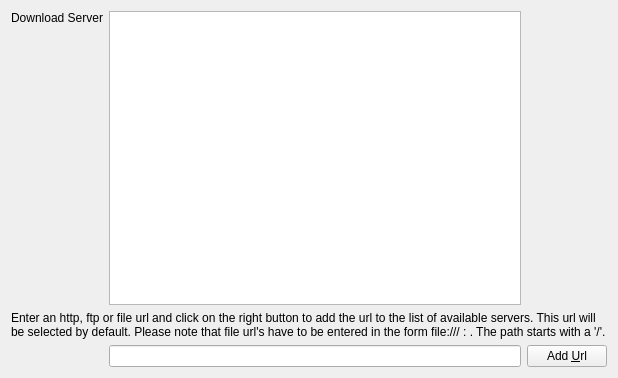
Old version of the form gui/mirrorsettingspage.ui in the repository KDE/kdewin-installer.
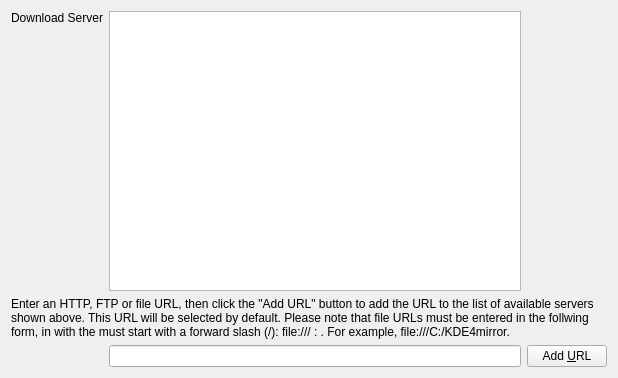
New version of the form.

What changed in the file:
```diff
--- a/gui/mirrorsettingspage.ui
+++ b/gui/mirrorsettingspage.ui
@@ -51,7 +51,7 @@
    <item row="2" column="0" colspan="3" >
     <widget class="QLabel" name="label" >
      <property name="text" >
-      <string>Enter an http, ftp or file url and click on the right button to add the url to the list of available servers. This url will be selected by default. Please note that file url's have to be entered in the form file:///&lt;drive>:&lt;path>. The path starts with a '/'. </string>
+      <string>Enter an HTTP, FTP or file URL, then click the "Add URL" button to add the URL to the list of available servers shown above. This URL will be selected by default. Please note that file URLs must be entered in the follwing form, in with the &lt;path> must start with a forward slash (/): file:///&lt;drive>:&lt;path>. For example, file:///C:/KDE4mirror.</string>
      </property>
      <property name="alignment" >
       <set>Qt::AlignLeading|Qt::AlignLeft|Qt::AlignTop</set>
@@ -74,7 +74,7 @@
    <item row="3" column="2" >
     <widget class="QPushButton" name="addMirrorButton" >
      <property name="text" >
-      <string>Add &amp;Url</string>
+      <string>Add &amp;URL</string>
      </property>
     </widget>
    </item>
```
